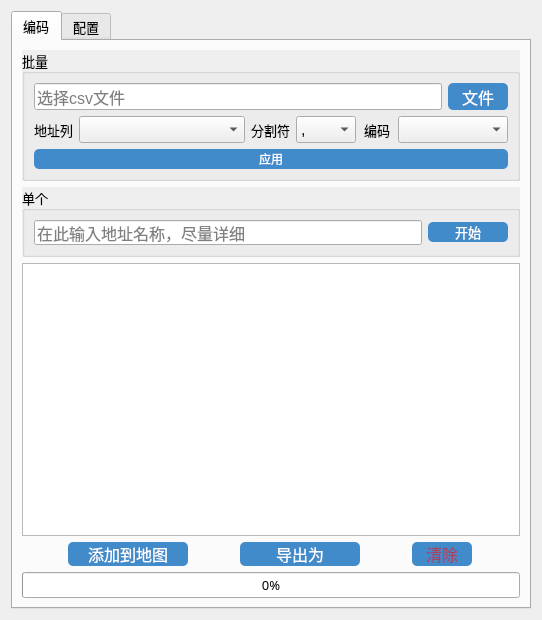
Before: the Qt Designer form GeocodeCN_dialog_base.ui in WShihan/GeocodeCN, drawn with Qt 5.
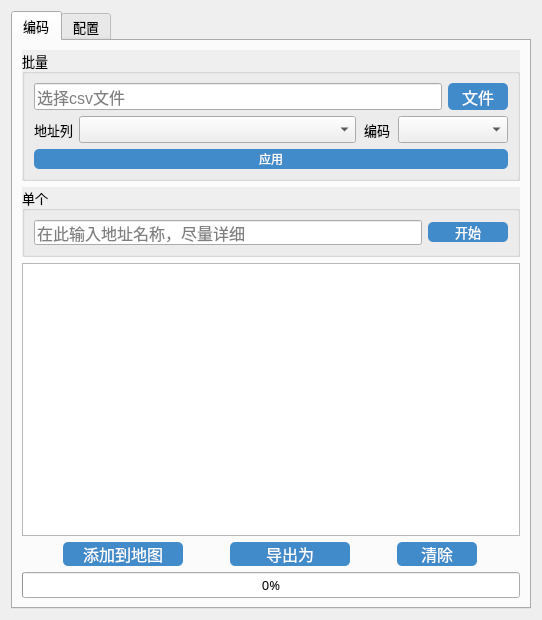
After: the same form once the commit is applied.

Diff of the .ui file:
```diff
--- a/GeocodeCN_dialog_base.ui
+++ b/GeocodeCN_dialog_base.ui
@@ -164,7 +164,7 @@
                 </property>
                 <property name="minimumSize">
                  <size>
-                  <width>140</width>
+                  <width>250</width>
                   <height>25</height>
                  </size>
                 </property>
@@ -178,91 +178,6 @@
               </item>
              </layout>
             </item>
-            <item>
-             <layout class="QHBoxLayout" name="horizontalLayout_8">
-              <item>
-               <widget class="QLabel" name="lbl_encoding_2">
-                <property name="sizePolicy">
-                 <sizepolicy hsizetype="Maximum" vsizetype="Preferred">
-                  <horstretch>0</horstretch>
-                  <verstretch>0</verstretch>
-                 </sizepolicy>
-                </property>
-                <property name="minimumSize">
-                 <size>
-                  <width>30</width>
-                  <height>20</height>
-                 </size>
-                </property>
-                <property name="font">
-                 <font>
-                  <family>.AppleSystemUIFont</family>
-                  <pointsize>10</pointsize>
-                 </font>
-                </property>
-                <property name="toolTip">
-                 <string>用作地理编码的列</string>
-                </property>
-                <property name="text">
-                 <string>分割符</string>
-                </property>
-                <property name="alignment">
-                 <set>Qt::AlignCenter</set>
-                </property>
-               </widget>
-              </item>
-              <item>
-               <widget class="QComboBox" name="cb_delimiter">
-                <property name="minimumSize">
-                 <size>
-                  <width>60</width>
-                  <height>25</height>
-                 </size>
-                </property>
-                <property name="maximumSize">
-                 <size>
-                  <width>60</width>
-                  <height>30</height>
-                 </size>
-                </property>
-                <property name="font">
-                 <font>
-                  <family>.AppleSystemUIFont</family>
-                  <pointsize>12</pointsize>
-                 </font>
-                </property>
-                <property name="currentText">
-                 <string>,</string>
-                </property>
-                <item>
-                 <property name="text">
-                  <string>,</string>
-                 </property>
-                </item>
-                <item>
-                 <property name="text">
-                  <string>;</string>
-                 </property>
-                </item>
-                <item>
-                 <property name="text">
-                  <string>@</string>
-                 </property>
-                </item>
-                <item>
-                 <property name="text">
-                  <string>$</string>
-                 </property>
-                </item>
-                <item>
-                 <property name="text">
-                  <string>#</string>
-                 </property>
-                </item>
-               </widget>
-              </item>
-             </layout>
-            </item>
             <item>
              <layout class="QHBoxLayout" name="horizontalLayout_10">
               <item>
@@ -503,7 +418,7 @@
               <widget class="QPushButton" name="btn_export">
                <property name="minimumSize">
                 <size>
-                 <width>80</width>
+                 <width>60</width>
                  <height>20</height>
                 </size>
                </property>
@@ -542,7 +457,7 @@
               <widget class="QPushButton" name="btn_clear">
                <property name="minimumSize">
                 <size>
-                 <width>60</width>
+                 <width>80</width>
                  <height>20</height>
                 </size>
                </property>
@@ -565,7 +480,7 @@
                 <string>清除当前编码数据</string>
                </property>
                <property name="styleSheet">
-                <string notr="true">color: #a34363;
+                <string notr="true">color: #fff;
 background:#428bca;
 border-radius: 5%;</string>
                </property>
```
Left out of the diff: 9 changed lines with no effect on the pictures.
